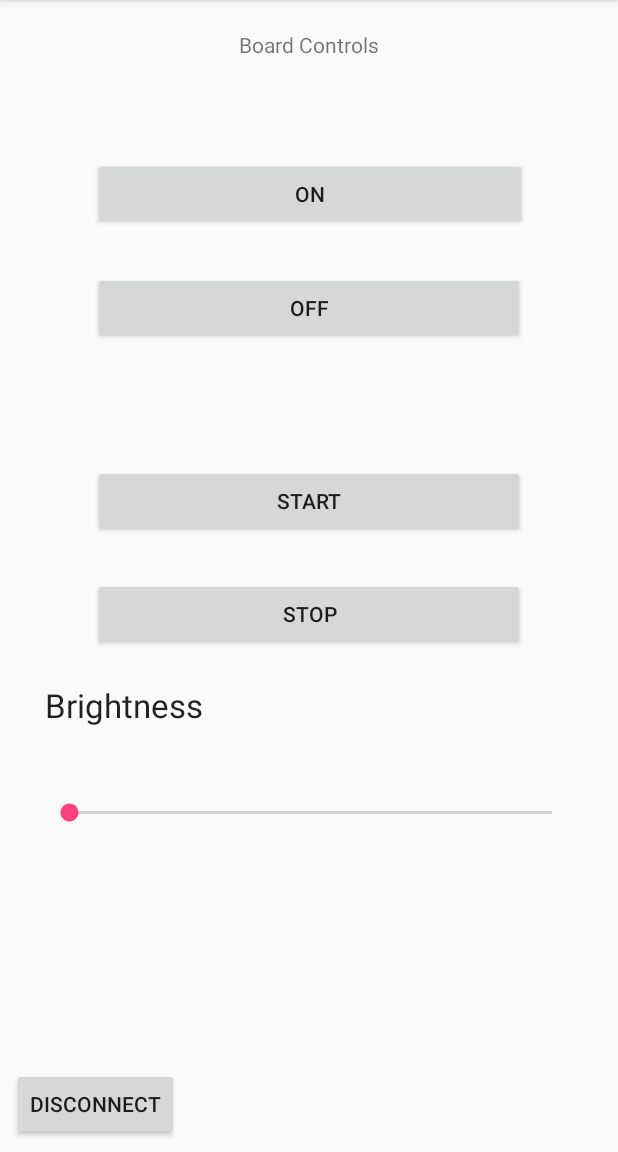
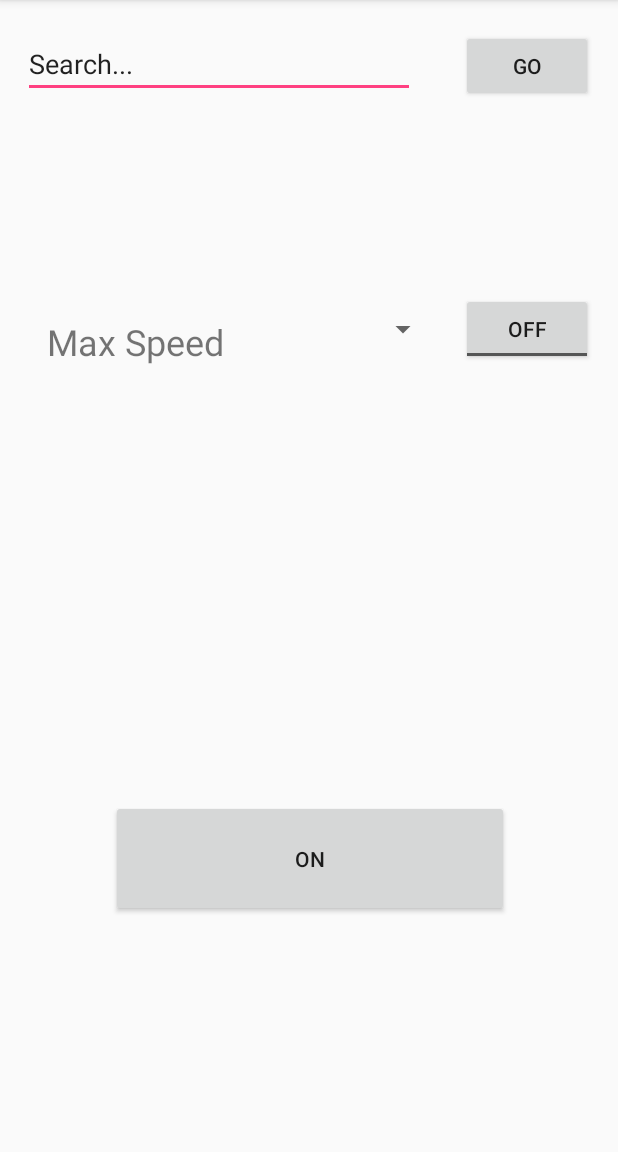
Before and after one commit to AnthonyJeffreyHo/Capstone-M3, an Android app: the screen it shows after launch (BoardControls), on a phone screen of 412 x 824 dp, the part 84-1236 px from its top. Run offline under Robolectric (Android 15) with nearby library versions, the phone set to English and light mode, and no system bars.

Commit message:
Changed XML on DriveMode and Board Controls. Changed functionality of TurnOnBoard() in Drive Mode

```diff
--- a/app/src/main/java/edu/temple/ollycontroller/BoardControls.java
+++ b/app/src/main/java/edu/temple/ollycontroller/BoardControls.java
@@ -38,9 +38,7 @@ public class BoardControls extends AppCompatActivity {
     //stuff for bluetooth
     private Set<BluetoothDevice> pairedDevices;
 
-    Button btnOn, btnOff, btnDis, btnStart, btnStop;
-    SeekBar brightness;
-    TextView lumn;
+    Button btnOn, btnDis;
     String address = null;
     private ProgressDialog progress;
     BluetoothAdapter myBluetooth = null;
@@ -61,14 +59,10 @@ public class BoardControls extends AppCompatActivity {
 
         String message = null;
 
+        btnOn = (Button) findViewById(R.id.buttonOn);
+        btnDis = (Button) findViewById(R.id.buttonDisconnect);
+
         //call the widgets
-        btnOn = (Button)findViewById(R.id.onButton);
-        btnOff = (Button)findViewById(R.id.offButton);
-        btnDis = (Button)findViewById(R.id.button4);
-        brightness = (SeekBar)findViewById(R.id.seekBar);
-        lumn = (TextView)findViewById(R.id.lumn);
-        btnStart = (Button)findViewById(R.id.startButton);
-        btnStop = (Button)findViewById(R.id.stopButton);
 
         //---------------------------------------Check if the device has bluetooth------------------------------------
 
@@ -127,82 +121,25 @@ public class BoardControls extends AppCompatActivity {
         //----------------------------------------Start of Commands to Send to Arduino----------------------------------------
 
         //------------------turn on board------------------
-        btnOn.setOnClickListener(new View.OnClickListener()
-        {
+        btnOn.setOnClickListener(new View.OnClickListener() {
             @Override
             public void onClick(View v)
             {
-                turnOnBoard();      //method to turn on
+
+                turnOnBoard();   //method to turn on
             }
         });
 
-        //------------------turn off board------------------
-        btnOff.setOnClickListener(new View.OnClickListener() {
+        btnDis.setOnClickListener(new View.OnClickListener() {
             @Override
             public void onClick(View v)
             {
-                turnOffBoard();   //method to turn off
+                Disconnect();   //method to disconnect board
             }
         });
 
-        //------------------start movement------------------
-        btnStart.setOnClickListener(new View.OnClickListener() {
-            @Override
-            public void onClick(View v)
-            {
-                startBoard();   //method to start board
-            }
-        });
-
-        //------------------stop movement------------------
-        btnStop.setOnClickListener(new View.OnClickListener() {
-            @Override
-            public void onClick(View v)
-            {
-                stopBoard();   //method to stop board
-            }
-        });
-
-        //------------------Disconnect------------------
-        btnDis.setOnClickListener(new View.OnClickListener()
-        {
-            @Override
-            public void onClick(View v)
-            {
-                Disconnect(); //close connection
-            }
-        });
         //----------------------------------------End of Commands to Send to Arduino----------------------------------------
 
-
-        //brightness slider bar thing that might be taken out or reused for something else.....
-        brightness.setOnSeekBarChangeListener(new SeekBar.OnSeekBarChangeListener() {
-            @Override
-            public void onProgressChanged(SeekBar seekBar, int progress, boolean fromUser) {
-                if (fromUser==true)
-                {
-                    lumn.setText(String.valueOf(progress));
-                    try
-                    {
-                        btSocket.getOutputStream().write(String.valueOf(progress).getBytes());
-                    }
-                    catch (IOException e)
-                    {
-
-                    }
-                }
-            }
-
-            @Override
-            public void onStartTrackingTouch(SeekBar seekBar) {
-
-            }
-
-            @Override
-            public void onStopTrackingTouch(SeekBar seekBar) {
-
-            }
-        });
 
     }
 
@@ -226,36 +163,11 @@ public class BoardControls extends AppCompatActivity {
 
     }
 
-    private void turnOffBoard()//DISARMS THE ESC
-    {
-        if (btSocket!=null)
-        {
-            int message_id =  + (rng.nextInt(89)+10);
-            //String message = "d" + message_id;
-            String message = "off";
-            try {
-                btSocket.getOutputStream().write(message.getBytes());
-            } catch (IOException e) {
-                e.printStackTrace();
-            }
-
-            //protocol_thread pt = new protocol_thread(message,message_id);
-            //Thread disarm_thread = new Thread(pt);
-            //disarm_thread.start();
-
-            //String message = "d" + (rng.nextInt(89)+10);
-            //btSocket.getOutputStream().write(message.getBytes());
-
-            // finish();
-
-
-        }
-    }
 
     private void turnOnBoard()//ARMS THE ESC
     {
 
-        if (btSocket!=null)
+      /*  if (btSocket!=null)
         {
             try
             {//a for arm
@@ -268,150 +180,17 @@ public class BoardControls extends AppCompatActivity {
             {
                 msg("Error");
             }
-        }
-    }
-
-    private void startBoard()//STARTS BOARD MOVEMENT AND LAUNCHES DRIVE MODE ACTIVITY
-    {
-        //if (btSocket!=null)
-        //{
-            //try
-            //{
-                //int message_id =  + (rng.nextInt(89)+10);
-                //String message = "g" + message_id;
-                //btSocket.getOutputStream().write(message.getBytes());
-                //message = "start";
-                //btSocket.getOutputStream().write(message.getBytes());
-                //Disconnect();
-
-
-                // Make an intent to start next activity.
-
-        //try
-        //{//a for arm
-            //String message = "on";
-            //btSocket.getOutputStream().write(message.getBytes());
+        }*/
 
         Intent i = new Intent(BoardControls.this, DriveMode.class);
 
         //Change the activity.
         i.putExtra(EXTRA_ADDRESS, address); //this will be received at DriveMode (class) Activity
         startActivity(i);
-        //}
-        //catch (IOException e)
-        //{
-        //    msg("Error");
-        //}
-
-            //}
-            //catch (IOException e)
-            //{
-            //    msg("Error");
-            //}
-        //}
     }
 
-    private void stopBoard()//STOPS BOARD MOVEMENT
-    {
-        if (btSocket!=null)
-        {
-            try
-            {
-                int message_id =  + (rng.nextInt(89)+10);
-                //String message = "s" + message_id;
-                String message = "stop";
-                btSocket.getOutputStream().write(message.getBytes());
-            }
-            catch (IOException e)
-            {
-                msg("Error");
-            }
-        }
-    }
 
     //----------------------------------------------------Start of Temp. Rocker Controls For Testing----------------------------------------------------
-    final int maxSpeed = 120;
-    final int minSpeed = 100;
-    int speed = 100;
-    MediaPlayer atMax;
-    MediaPlayer atMin;
-
-    @Override
-    public boolean dispatchKeyEvent(KeyEvent event) {
-        int keyCode = event.getKeyCode();
-        if (keyCode == KeyEvent.KEYCODE_VOLUME_UP) {
-            accelerateBoard();
-
-            return true;
-        } else if (keyCode == KeyEvent.KEYCODE_VOLUME_DOWN) {
-            decelerateBoard();
-
-            return true;
-        } else {
-            return super.dispatchKeyEvent(event);
-        }
-    }
-
-    private void accelerateBoard(){
-        if (btSocket!=null)
-        {
-            try
-            {
-                //speed range 100-118
-                if (speed < maxSpeed){//UPPER ROCKER BUTTON
-                    int message_id =  + (rng.nextInt(89)+10);
-                    speed += 2;
-                    //String message = "v" + message_id;
-                    String message = "accel";
-                    btSocket.getOutputStream().write(message.getBytes());
-                    //message = "on";
-                    //btSocket.getOutputStream().write(message.getBytes());
-
-                } else{
-                    //speed should equal 120
-                    speed = maxSpeed;
-                    Toast.makeText(this, "Max speed", Toast.LENGTH_SHORT).show();
-                   // atMax.start();
-
-
-                }
-            }
-            catch (IOException e)
-            {
-                msg("Error");
-            }
-        }
-    }
-
-    private void decelerateBoard(){//LOWER ROCKER BUTTON
-        if (btSocket!=null)
-        {
-            try {
-                //speed range 102-120
-                if (speed > minSpeed) {
-                    int message_id =  + (rng.nextInt(89)+10);
-                    speed -= 2;
-                    //String message = "p" + message_id;
-                    String message = "decel";
-                    btSocket.getOutputStream().write(message.getBytes());
-                    //message = "on";
-                    //btSocket.getOutputStream().write(message.getBytes());
-
-                }
-                else{
-                    //speed should == 85
-                    speed = minSpeed;
-
-                    Toast.makeText(this, "Lowest speed", Toast.LENGTH_SHORT).show();
-                    //atMin.start();
-                }
-            }
-            catch (IOException e)
-            {
-                msg("Error");
-            }
-        }
-    }
 
     //----------------------------------------------------End of Temp. Rocker Controls For Testing----------------------------------------------------
 
--- a/app/src/main/res/layout/activity_board_controls.xml
+++ b/app/src/main/res/layout/activity_board_controls.xml
@@ -7,177 +7,121 @@
     tools:context="edu.temple.ollycontroller.BoardControls">
 
 
-    <TextView
-        android:id="@+id/textView2"
-        android:layout_width="wrap_content"
-        android:layout_height="wrap_content"
-        android:layout_alignParentLeft="true"
-        android:layout_alignParentStart="true"
-        android:layout_alignParentTop="true"
+    <Button
+        android:id="@+id/buttonOn"
+        android:layout_width="265dp"
+        android:layout_height="78dp"
         android:layout_marginBottom="8dp"
         android:layout_marginEnd="8dp"
         android:layout_marginStart="8dp"
         android:layout_marginTop="8dp"
-        android:text="Board Controls"
+        android:text="On"
         app:layout_constraintBottom_toBottomOf="parent"
         app:layout_constraintEnd_toEndOf="parent"
+        app:layout_constraintHorizontal_bias="0.504"
         app:layout_constraintStart_toStartOf="parent"
         app:layout_constraintTop_toTopOf="parent"
-        app:layout_constraintVertical_bias="0.016" />
-
-    <SeekBar
-        android:id="@+id/seekBar"
-        android:layout_width="355dp"
-        android:layout_height="43dp"
-        android:layout_alignParentEnd="true"
-        android:layout_alignParentLeft="true"
-        android:layout_alignParentRight="true"
-        android:layout_alignParentStart="true"
-        android:layout_below="@+id/textView3"
-        android:layout_marginBottom="8dp"
-        android:layout_marginEnd="8dp"
-        android:layout_marginStart="8dp"
-        android:layout_marginTop="8dp"
-        android:indeterminate="false"
-        android:max="255"
-        android:progress="1"
-        app:layout_constraintBottom_toBottomOf="parent"
-        app:layout_constraintEnd_toEndOf="parent"
-        app:layout_constraintStart_toStartOf="parent"
-        app:layout_constraintTop_toTopOf="parent"
-        app:layout_constraintVertical_bias="0.723" />
-
-    <TextView
-        android:id="@+id/textView3"
-        android:layout_width="wrap_content"
-        android:layout_height="wrap_content"
-        android:layout_alignParentLeft="true"
-        android:layout_alignParentStart="true"
-        android:layout_below="@+id/offButton"
-        android:layout_marginBottom="8dp"
-        android:layout_marginEnd="8dp"
-        android:layout_marginStart="8dp"
-        android:layout_marginTop="8dp"
-        android:text="Brightness"
-        android:textAppearance="?android:attr/textAppearanceLarge"
-        app:layout_constraintBottom_toBottomOf="parent"
-        app:layout_constraintEnd_toEndOf="parent"
-        app:layout_constraintHorizontal_bias="0.076"
-        app:layout_constraintStart_toStartOf="parent"
-        app:layout_constraintTop_toTopOf="parent"
-        app:layout_constraintVertical_bias="0.619" />
+        app:layout_constraintVertical_bias="0.779" />
 
     <Button
-        android:id="@+id/onButton"
-        android:layout_width="289dp"
-        android:layout_height="wrap_content"
-        android:layout_alignEnd="@+id/seekBar"
-        android:layout_alignParentLeft="true"
-        android:layout_alignParentStart="true"
-        android:layout_alignRight="@+id/seekBar"
-        android:layout_below="@+id/textView2"
-        android:layout_marginBottom="8dp"
-        android:layout_marginEnd="8dp"
-        android:layout_marginStart="8dp"
-        android:layout_marginTop="8dp"
-        android:text="ON"
-        app:layout_constraintBottom_toBottomOf="parent"
-        app:layout_constraintEnd_toEndOf="parent"
-        app:layout_constraintHorizontal_bias="0.506"
-        app:layout_constraintStart_toStartOf="parent"
-        app:layout_constraintTop_toTopOf="parent"
-        app:layout_constraintVertical_bias="0.138" />
-
-    <Button
-        android:id="@+id/startButton"
-        android:layout_width="288dp"
-        android:layout_height="wrap_content"
-        android:layout_alignEnd="@+id/onButton"
-        android:layout_alignParentLeft="true"
-        android:layout_alignParentStart="true"
-        android:layout_alignRight="@+id/onButton"
-        android:layout_below="@+id/onButton"
-        android:layout_marginBottom="8dp"
-        android:layout_marginEnd="8dp"
-        android:layout_marginStart="8dp"
-        android:layout_marginTop="8dp"
-        android:text="START"
-        app:layout_constraintBottom_toBottomOf="parent"
-        app:layout_constraintEnd_toEndOf="parent"
-        app:layout_constraintStart_toStartOf="parent"
-        app:layout_constraintTop_toTopOf="parent"
-        app:layout_constraintVertical_bias="0.429" />
-
-    <Button
-        android:id="@+id/offButton"
-        android:layout_width="288dp"
-        android:layout_height="wrap_content"
-        android:layout_alignEnd="@+id/onButton"
-        android:layout_alignParentLeft="true"
-        android:layout_alignParentStart="true"
-        android:layout_alignRight="@+id/onButton"
-        android:layout_below="@+id/onButton"
-        android:layout_marginBottom="8dp"
-        android:layout_marginEnd="8dp"
-        android:layout_marginStart="8dp"
-        android:layout_marginTop="8dp"
-        android:text="OFF"
-        app:layout_constraintBottom_toBottomOf="parent"
-        app:layout_constraintEnd_toEndOf="parent"
-        app:layout_constraintStart_toStartOf="parent"
-        app:layout_constraintTop_toTopOf="parent"
-        app:layout_constraintVertical_bias="0.246" />
-
-    <Button
-        android:id="@+id/stopButton"
-        android:layout_width="288dp"
-        android:layout_height="wrap_content"
-        android:layout_alignEnd="@+id/onButton"
-        android:layout_alignParentLeft="true"
-        android:layout_alignParentStart="true"
-        android:layout_alignRight="@+id/onButton"
-        android:layout_below="@+id/onButton"
-        android:layout_marginBottom="8dp"
-        android:layout_marginEnd="8dp"
-        android:layout_marginStart="8dp"
-        android:layout_marginTop="8dp"
-        android:text="STOP"
-        app:layout_constraintBottom_toBottomOf="parent"
-        app:layout_constraintEnd_toEndOf="parent"
-        app:layout_constraintStart_toStartOf="parent"
-        app:layout_constraintTop_toTopOf="parent"
-        app:layout_constraintVertical_bias="0.536" />
-
-    <Button
-        android:id="@+id/button4"
+        android:id="@+id/buttonDisconnect"
         android:layout_width="wrap_content"
-        android:layout_height="wrap_content"
-        android:layout_alignParentBottom="true"
-        android:layout_alignParentLeft="true"
-        android:layout_alignParentStart="true"
+        android:layout_height="48dp"
         android:layout_marginBottom="8dp"
         android:layout_marginEnd="8dp"
         android:layout_marginStart="8dp"
         android:layout_marginTop="8dp"
         android:text="Disconnect"
+        android:visibility="invisible"
         app:layout_constraintBottom_toBottomOf="parent"
         app:layout_constraintEnd_toEndOf="parent"
-        app:layout_constraintHorizontal_bias="0.0"
+        app:layout_constraintHorizontal_bias="0.028"
         app:layout_constraintStart_toStartOf="parent"
         app:layout_constraintTop_toTopOf="parent"
-        app:layout_constraintVertical_bias="1.0" />
+        app:layout_constraintVertical_bias="0.982" />
+
+    <EditText
+        android:id="@+id/searchField"
+        android:layout_width="261dp"
+        android:layout_height="45dp"
+        android:layout_marginBottom="8dp"
+        android:layout_marginEnd="8dp"
+        android:layout_marginStart="8dp"
+        android:layout_marginTop="8dp"
+        android:ems="10"
+        android:inputType="textPersonName"
+        android:text="Search..."
+        app:layout_constraintBottom_toBottomOf="parent"
+        app:layout_constraintEnd_toEndOf="parent"
+        app:layout_constraintHorizontal_bias="0.052"
+        app:layout_constraintStart_toStartOf="parent"
+        app:layout_constraintTop_toTopOf="parent"
+        app:layout_constraintVertical_bias="0.017" />
+
+    <Button
+        android:id="@+id/buttonSearch"
+        android:layout_width="wrap_content"
+        android:layout_height="wrap_content"
+        android:layout_marginBottom="8dp"
+        android:layout_marginEnd="8dp"
+        android:layout_marginStart="8dp"
+        android:layout_marginTop="8dp"
+        android:text="GO"
+        app:layout_constraintBottom_toBottomOf="parent"
+        app:layout_constraintEnd_toEndOf="parent"
+        app:layout_constraintHorizontal_bias="0.971"
+        app:layout_constraintStart_toStartOf="parent"
+        app:layout_constraintTop_toTopOf="parent"
+        app:layout_constraintVertical_bias="0.017" />
+
+    <Spinner
+        android:id="@+id/spinner"
+        android:layout_width="99dp"
+        android:layout_height="48dp"
+        android:layout_marginBottom="8dp"
+        android:layout_marginEnd="8dp"
+        android:layout_marginStart="8dp"
+        android:layout_marginTop="8dp"
+        app:layout_constraintBottom_toBottomOf="parent"
+        app:layout_constraintEnd_toEndOf="parent"
+        app:layout_constraintHorizontal_bias="0.624"
+        app:layout_constraintStart_toStartOf="parent"
+        app:layout_constraintTop_toTopOf="parent"
+        app:layout_constraintVertical_bias="0.266" />
+
+    <ToggleButton
+        android:id="@+id/speedToggle"
+        android:layout_width="wrap_content"
+        android:layout_height="wrap_content"
+        android:layout_marginBottom="8dp"
+        android:layout_marginEnd="8dp"
+        android:layout_marginStart="8dp"
+        android:layout_marginTop="8dp"
+        android:checked="false"
+        android:textOff="Off"
+        android:textOn="On"
+        app:layout_constraintBottom_toBottomOf="parent"
+        app:layout_constraintEnd_toEndOf="parent"
+        app:layout_constraintHorizontal_bias="0.971"
+        app:layout_constraintStart_toStartOf="parent"
+        app:layout_constraintTop_toTopOf="parent"
+        app:layout_constraintVertical_bias="0.266" />
 
     <TextView
-        android:layout_width="wrap_content"
-        android:layout_height="wrap_content"
-        android:id="@+id/lumn"
-        android:layout_alignTop="@+id/textView3"
-        android:layout_toRightOf="@+id/button4"
-        android:layout_marginLeft="6dp"
-        android:layout_marginStart="6dp"
-        android:layout_alignParentRight="true"
-        android:layout_alignParentEnd="true"
-        android:layout_above="@+id/seekBar" />
-
+        android:id="@+id/textViewSpeed"
+        android:layout_width="127dp"
+        android:layout_height="52dp"
+        android:layout_marginBottom="8dp"
+        android:layout_marginEnd="8dp"
+        android:layout_marginStart="8dp"
+        android:layout_marginTop="8dp"
+        android:text="Max Speed"
+        android:textSize="24sp"
+        app:layout_constraintBottom_toBottomOf="parent"
+        app:layout_constraintEnd_toEndOf="parent"
+        app:layout_constraintHorizontal_bias="0.087"
+        app:layout_constraintStart_toStartOf="parent"
+        app:layout_constraintTop_toTopOf="parent"
+        app:layout_constraintVertical_bias="0.29000002" />
 
 </android.support.constraint.ConstraintLayout>
```
Also changed, not shown: app/src/main/java/edu/temple/ollycontroller/DriveMode.java (+31 -28 lines), app/src/main/res/layout/activity_drive_mode.xml (+16 -31 lines). Lines whose indentation alone changed are shown as unchanged.
